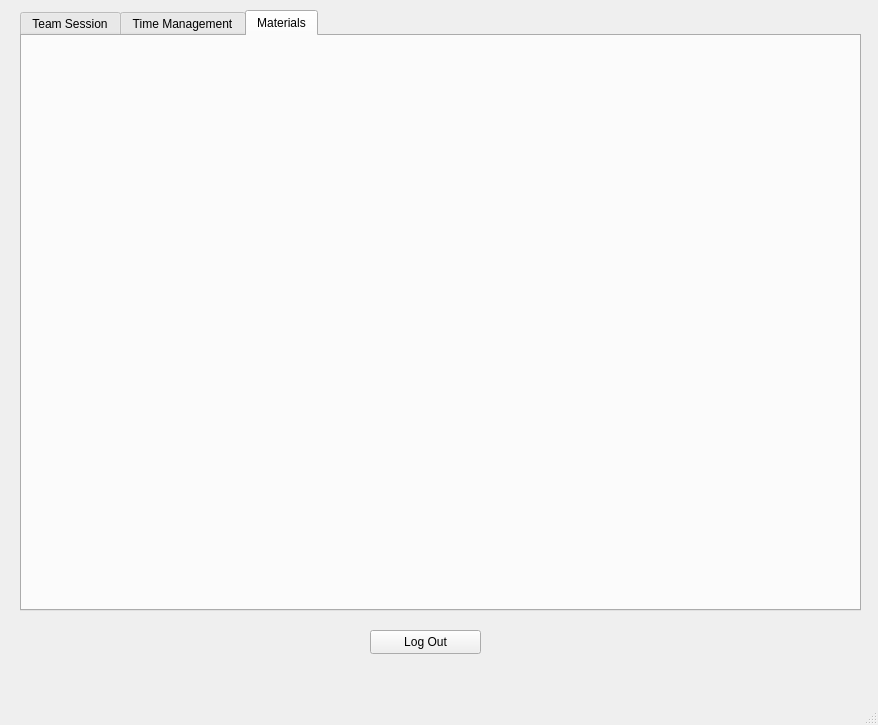
Old version of the form Program/gui_main_window.ui in the repository zgjimzhubajj/Student-Assistant.
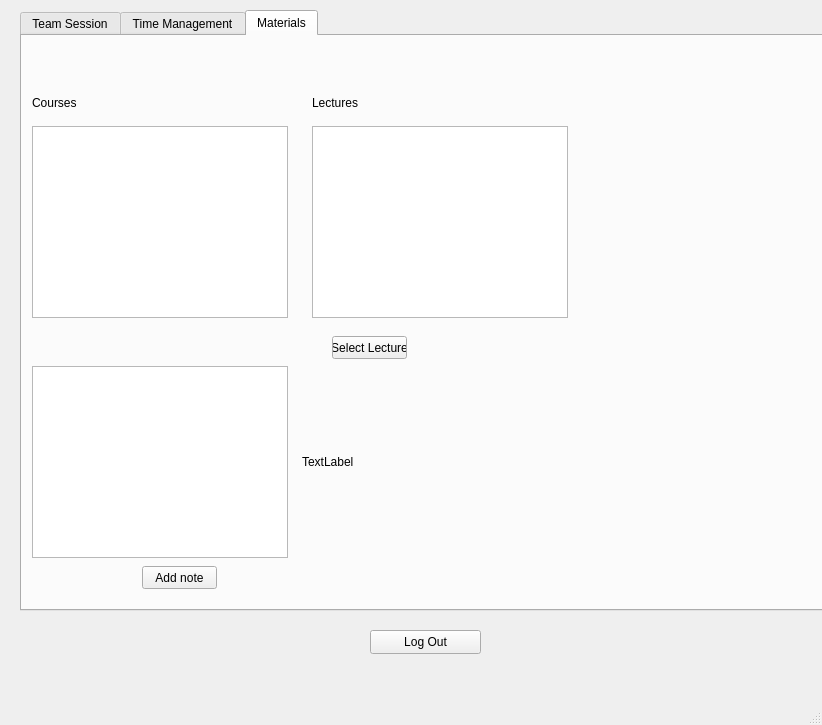
New version of the form. The open tabs and pages were chosen to show the change.

The edit to the form file:
```diff
--- a/Program/gui_main_window.ui
+++ b/Program/gui_main_window.ui
@@ -6,7 +6,7 @@
    <rect>
     <x>0</x>
     <y>0</y>
-    <width>878</width>
+    <width>822</width>
     <height>725</height>
    </rect>
   </property>
@@ -354,6 +354,101 @@
      <attribute name="title">
       <string>Materials</string>
      </attribute>
+     <widget class="QPushButton" name="btn_m_add_note">
+      <property name="geometry">
+       <rect>
+        <x>120</x>
+        <y>530</y>
+        <width>75</width>
+        <height>23</height>
+       </rect>
+      </property>
+      <property name="text">
+       <string>Add note</string>
+      </property>
+     </widget>
+     <widget class="QPushButton" name="btn_m_select_lecture">
+      <property name="geometry">
+       <rect>
+        <x>310</x>
+        <y>300</y>
+        <width>75</width>
+        <height>23</height>
+       </rect>
+      </property>
+      <property name="text">
+       <string>Select Lecture</string>
+      </property>
+     </widget>
+     <widget class="QListWidget" name="list_widget_m_courses">
+      <property name="geometry">
+       <rect>
+        <x>10</x>
+        <y>90</y>
+        <width>256</width>
+        <height>192</height>
+       </rect>
+      </property>
+     </widget>
+     <widget class="QListWidget" name="list_widget_m_lectures">
+      <property name="geometry">
+       <rect>
+        <x>290</x>
+        <y>90</y>
+        <width>256</width>
+        <height>192</height>
+       </rect>
+      </property>
+     </widget>
+     <widget class="QLabel" name="label_2">
+      <property name="geometry">
+       <rect>
+        <x>10</x>
+        <y>60</y>
+        <width>47</width>
+        <height>14</height>
+       </rect>
+      </property>
+      <property name="text">
+       <string>Courses</string>
+      </property>
+     </widget>
+     <widget class="QLabel" name="label_3">
+      <property name="geometry">
+       <rect>
+        <x>290</x>
+        <y>60</y>
+        <width>47</width>
+        <height>14</height>
+       </rect>
+      </property>
+      <property name="text">
+       <string>Lectures</string>
+      </property>
+     </widget>
+     <widget class="QListWidget" name="list_widget_m_notes">
+      <property name="geometry">
+       <rect>
+        <x>10</x>
+        <y>330</y>
+        <width>256</width>
+        <height>192</height>
+       </rect>
+      </property>
+     </widget>
+     <widget class="QLabel" name="lbl_m_note_text">
+      <property name="geometry">
+       <rect>
+        <x>280</x>
+        <y>330</y>
+        <width>221</width>
+        <height>191</height>
+       </rect>
+      </property>
+      <property name="text">
+       <string>TextLabel</string>
+      </property>
+     </widget>
     </widget>
    </widget>
    <widget class="QPushButton" name="btn_log_out">
```
Left out of the diff: 6 changed lines with no effect on the pictures.
